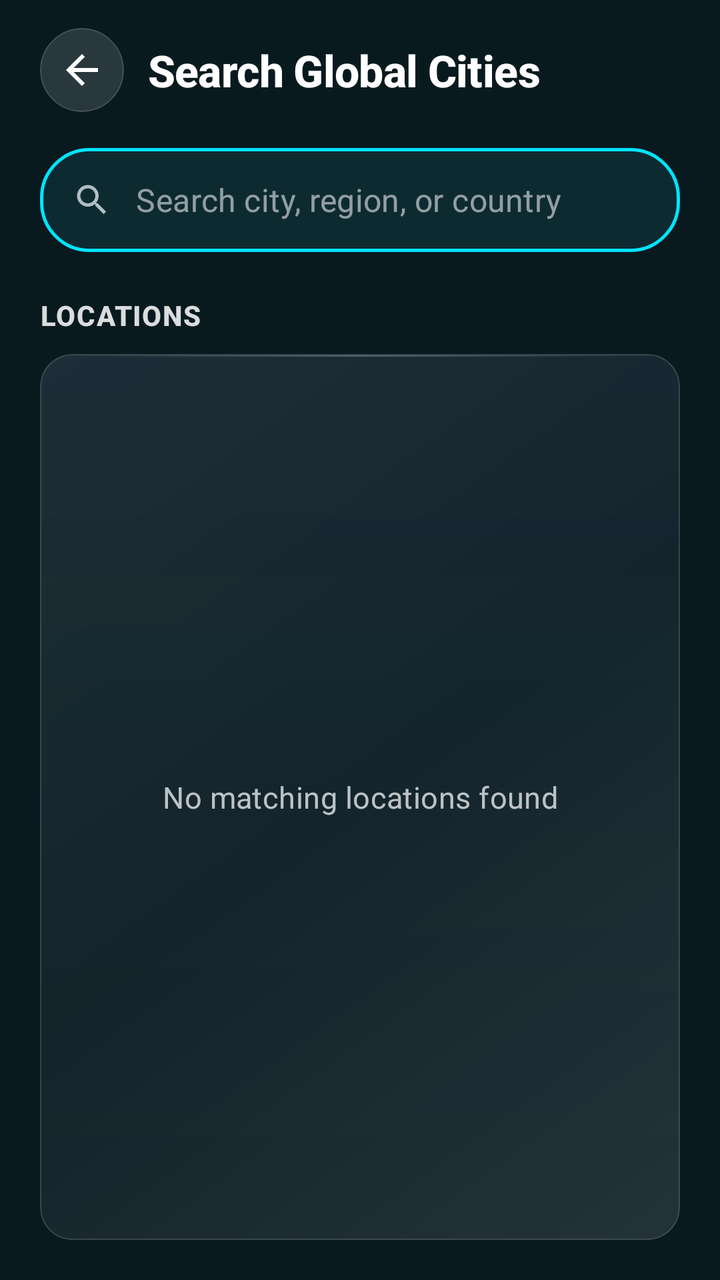
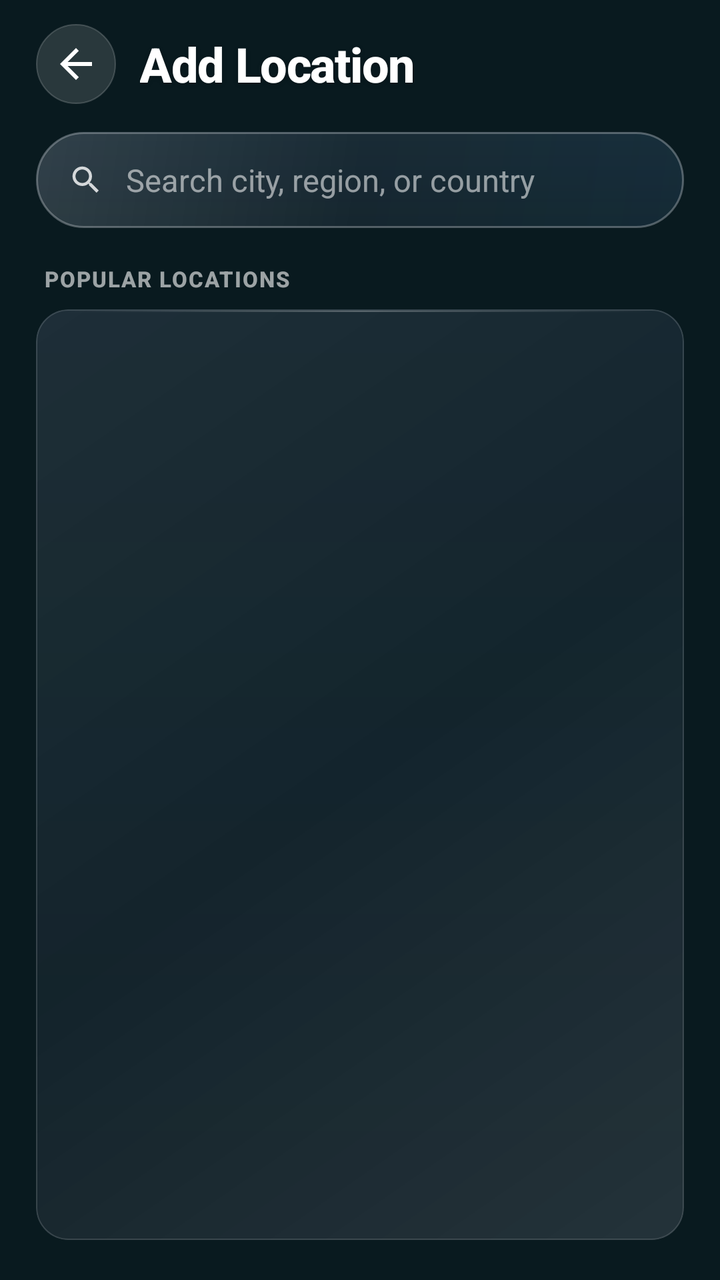

Compare the two renders of this Android layout. The source of the first and the diff that turns it into the second are given below.
<!-- AndroidManifest.xml: application theme Theme.K3Weather -->
<!-- res/layout/layout_search.xml -->
<?xml version="1.0" encoding="utf-8"?>
<LinearLayout xmlns:android="http://schemas.android.com/apk/res/android"
    xmlns:app="http://schemas.android.com/apk/res-auto"
    android:layout_width="match_parent"
    android:layout_height="match_parent"
    android:background="@android:color/transparent"
    android:orientation="vertical"
    android:paddingHorizontal="20dp"
    android:paddingTop="14dp"
    android:paddingBottom="20dp">

    
    <LinearLayout
        android:layout_width="match_parent"
        android:layout_height="wrap_content"
        android:gravity="center_vertical"
        android:orientation="horizontal"
        android:paddingBottom="18dp">

        <ImageButton
            android:id="@+id/backButton"
            android:layout_width="42dp"
            android:layout_height="42dp"
            android:background="@drawable/bg_circle_translucent"
            android:padding="10dp"
            android:contentDescription="Back"
            android:src="@drawable/ic_back"
            app:tint="@android:color/white" />

        <TextView
            android:layout_width="wrap_content"
            android:layout_height="wrap_content"
            android:layout_marginStart="12dp"
            android:text="@string/search_cities_title"
            android:textColor="@android:color/white"
            android:textSize="22sp"
            android:textStyle="bold"
            android:letterSpacing="-0.01"
            android:fontFamily="sans-serif-medium" />
    </LinearLayout>

    
    <LinearLayout
        android:layout_width="match_parent"
        android:layout_height="52dp"
        android:background="@drawable/bg_search_input"
        android:gravity="center_vertical"
        android:orientation="horizontal"
        android:paddingHorizontal="16dp">

        <ImageView
            android:layout_width="20dp"
            android:layout_height="20dp"
            android:layout_marginEnd="12dp"
            android:contentDescription="@null"
            android:src="@drawable/ic_search"
            app:tint="#B0BEC5" />

        <EditText
            android:id="@+id/searchInput"
            android:layout_width="0dp"
            android:layout_height="match_parent"
            android:layout_weight="1"
            android:background="@null"
            android:hint="@string/search_hint"
            android:imeOptions="actionSearch"
            android:inputType="textCapWords"
            android:singleLine="true"
            android:textColor="@android:color/white"
            android:textColorHint="#8CFFFFFF"
            android:textSize="16sp"
            android:letterSpacing="0.01"
            android:fontFamily="sans-serif" />

        <ImageButton
            android:id="@+id/clearButton"
            android:layout_width="36dp"
            android:layout_height="36dp"
            android:background="?attr/selectableItemBackgroundBorderless"
            android:contentDescription="Clear search"
            android:src="@drawable/ic_close"
            android:visibility="gone"
            app:tint="#B3FFFFFF" />
    </LinearLayout>

    
    <ProgressBar
        android:id="@+id/searchProgress"
        android:layout_width="32dp"
        android:layout_height="32dp"
        android:layout_gravity="center_horizontal"
        android:layout_marginTop="16dp"
        android:visibility="gone" />

    
    <TextView
        android:id="@+id/tvResultsHeader"
        android:layout_width="wrap_content"
        android:layout_height="wrap_content"
        android:layout_marginTop="22dp"
        android:layout_marginBottom="10dp"
        android:text="@string/search_results_header"
        android:textColor="#D9FFFFFF"
        android:textSize="14sp"
        android:textStyle="bold"
        android:letterSpacing="0.04"
        android:fontFamily="sans-serif-medium" />

    
    <FrameLayout
        android:layout_width="match_parent"
        android:layout_height="0dp"
        android:layout_weight="1"
        android:background="@drawable/bg_card_translucent"
        android:clipToOutline="true">

        <TextView
            android:id="@+id/emptyState"
            android:layout_width="match_parent"
            android:layout_height="wrap_content"
            android:layout_gravity="center"
            android:gravity="center"
            android:lineSpacingExtra="4dp"
            android:padding="28dp"
            android:text="@string/no_results"
            android:textColor="#B8FFFFFF"
            android:textSize="15sp"
            android:letterSpacing="0.01"
            android:visibility="visible" />

        <androidx.recyclerview.widget.RecyclerView
            android:id="@+id/searchResults"
            android:layout_width="match_parent"
            android:layout_height="match_parent"
            android:clipToPadding="false"
            android:overScrollMode="never"
            android:paddingVertical="4dp"
            app:layoutManager="androidx.recyclerview.widget.LinearLayoutManager" />
    </FrameLayout>

</LinearLayout>
<!-- resources referenced by this layout -->
<resources>
  <!-- drawable bg_circle_translucent (drawable) -->
  <?xml version="1.0" encoding="utf-8"?>
  <shape xmlns:android="http://schemas.android.com/apk/res/android" android:shape="oval">
      <solid android:color="#21FFFFFF" />
      <stroke
          android:width="0.8dp"
          android:color="#2EFFFFFF" />
  </shape>
  <!-- drawable bg_search_input (drawable) -->
  <shape xmlns:android="http://schemas.android.com/apk/res/android"
      android:shape="rectangle">
      <solid android:color="#D00F2E35" />
      <corners android:radius="24dp" />
      <stroke
          android:width="1.5dp"
          android:color="#00E5FF" />
  </shape>
  <!-- drawable ic_back (drawable) -->
  <vector xmlns:android="http://schemas.android.com/apk/res/android"
      android:width="24dp"
      android:height="24dp"
      android:viewportWidth="24"
      android:viewportHeight="24">
      <path
          android:fillColor="#FFFFFF"
          android:pathData="M20,11H7.83l5.59,-5.59L12,4l-8,8 8,8 1.41,-1.41L7.83,13H20v-2z"/>
  </vector>
  <!-- drawable ic_close (drawable) -->
  <vector xmlns:android="http://schemas.android.com/apk/res/android"
      android:width="24dp"
      android:height="24dp"
      android:viewportWidth="24"
      android:viewportHeight="24">
      <path
          android:fillColor="#FFFFFF"
          android:pathData="M19,6.41L17.59,5 12,10.59 6.41,5 5,6.41 10.59,12 5,17.59 6.41,19 12,13.41 17.59,19 19,17.59 13.41,12z"/>
  </vector>
  <!-- drawable ic_search (drawable) -->
  <vector xmlns:android="http://schemas.android.com/apk/res/android"
      android:width="24dp"
      android:height="24dp"
      android:viewportWidth="24"
      android:viewportHeight="24">
      <path
          android:fillColor="#FFFFFF"
          android:pathData="M15.5,14h-0.79l-0.28,-0.27C15.41,12.59 16,11.11 16,9.5 16,5.91 13.09,3 9.5,3S3,5.91 3,9.5 5.91,16 9.5,16c1.61,0 3.09,-0.59 4.23,-1.57l0.27,0.28v0.79l5,4.99L20.49,19l-4.99,-5zM9.5,14C7.01,14 5,11.99 5,9.5S7.01,5 9.5,5 14,7.01 14,9.5 11.99,14 9.5,14z"/>
  </vector>
  <string name="no_results">No matching locations found</string>
  <string name="search_cities_title">Search Global Cities</string>
  <string name="search_hint">Search city, region, or country</string>
  <string name="search_results_header">LOCATIONS</string>
  <style name="Theme.K3Weather" parent="Theme.MaterialComponents.DayNight.NoActionBar">
          <item name="colorPrimary">@color/primary_teal</item>
          <item name="colorPrimaryVariant">@color/primary_dark_teal</item>
          <item name="colorSecondary">@color/accent_cyan</item>
          <item name="android:statusBarColor">@android:color/transparent</item>
          <item name="android:navigationBarColor">@android:color/transparent</item>
          <item name="android:windowBackground">@color/primary_dark_teal</item>
          <item name="android:windowLightStatusBar">false</item>
          <item name="android:windowDrawsSystemBarBackgrounds">true</item>
      </style>
  <color name="primary_teal">#0F2C33</color>
  <color name="primary_dark_teal">#091A1F</color>
  <color name="accent_cyan">#00E5FF</color>
  <!-- unchanged entries left out for length: 1 -->
</resources>

<!-- the commit's change to res/layout/layout_search.xml (unified diff, before → after) -->
@@ -5,8 +5,8 @@
     android:layout_height="match_parent"
     android:background="@android:color/transparent"
     android:orientation="vertical"
-    android:paddingHorizontal="20dp"
-    android:paddingTop="14dp"
+    android:paddingHorizontal="18dp"
+    android:paddingTop="12dp"
     android:paddingBottom="20dp">
 
     
@@ -15,15 +15,15 @@
         android:layout_height="wrap_content"
         android:gravity="center_vertical"
         android:orientation="horizontal"
-        android:paddingBottom="18dp">
+        android:paddingBottom="14dp">
 
         <ImageButton
             android:id="@+id/backButton"
-            android:layout_width="42dp"
-            android:layout_height="42dp"
+            android:layout_width="40dp"
+            android:layout_height="40dp"
             android:background="@drawable/bg_circle_translucent"
-            android:padding="10dp"
-            android:contentDescription="Back"
+            android:padding="9dp"
+            android:contentDescription="@string/close"
             android:src="@drawable/ic_back"
             app:tint="@android:color/white" />
 
@@ -33,28 +33,33 @@
             android:layout_marginStart="12dp"
             android:text="@string/search_cities_title"
             android:textColor="@android:color/white"
-            android:textSize="22sp"
+            android:textSize="24sp"
             android:textStyle="bold"
-            android:letterSpacing="-0.01"
+            android:letterSpacing="-0.02"
+            android:shadowColor="#33000000"
+            android:shadowDx="0"
+            android:shadowDy="2"
+            android:shadowRadius="6"
             android:fontFamily="sans-serif-medium" />
     </LinearLayout>
 
     
     <LinearLayout
+        android:id="@+id/searchBarContainer"
         android:layout_width="match_parent"
-        android:layout_height="52dp"
+        android:layout_height="48dp"
         android:background="@drawable/bg_search_input"
         android:gravity="center_vertical"
         android:orientation="horizontal"
         android:paddingHorizontal="16dp">
 
         <ImageView
-            android:layout_width="20dp"
-            android:layout_height="20dp"
-            android:layout_marginEnd="12dp"
+            android:layout_width="18dp"
+            android:layout_height="18dp"
+            android:layout_marginEnd="11dp"
             android:contentDescription="@null"
             android:src="@drawable/ic_search"
-            app:tint="#B0BEC5" />
+            app:tint="#CCFFFFFF" />
 
         <EditText
             android:id="@+id/searchInput"
@@ -68,42 +73,43 @@
             android:singleLine="true"
             android:textColor="@android:color/white"
             android:textColorHint="#8CFFFFFF"
-            android:textSize="16sp"
-            android:letterSpacing="0.01"
+            android:textSize="15.5sp"
             android:fontFamily="sans-serif" />
+
+        
+        <ProgressBar
+            android:id="@+id/searchProgress"
+            android:layout_width="18dp"
+            android:layout_height="18dp"
+            android:layout_marginEnd="6dp"
+            android:indeterminateTint="@android:color/white"
+            android:visibility="gone" />
 
         <ImageButton
             android:id="@+id/clearButton"
-            android:layout_width="36dp"
-            android:layout_height="36dp"
-            android:background="?attr/selectableItemBackgroundBorderless"
+            android:layout_width="28dp"
+            android:layout_height="28dp"
+            android:background="@drawable/bg_circle_translucent"
+            android:padding="6dp"
             android:contentDescription="Clear search"
             android:src="@drawable/ic_close"
             android:visibility="gone"
-            app:tint="#B3FFFFFF" />
+            app:tint="@android:color/white" />
     </LinearLayout>
-
-    
-    <ProgressBar
-        android:id="@+id/searchProgress"
-        android:layout_width="32dp"
-        android:layout_height="32dp"
-        android:layout_gravity="center_horizontal"
-        android:layout_marginTop="16dp"
-        android:visibility="gone" />
 
     
     <TextView
         android:id="@+id/tvResultsHeader"
         android:layout_width="wrap_content"
         android:layout_height="wrap_content"
-        android:layout_marginTop="22dp"
-        android:layout_marginBottom="10dp"
-        android:text="@string/search_results_header"
-        android:textColor="#D9FFFFFF"
-        android:textSize="14sp"
+        android:layout_marginTop="18dp"
+        android:layout_marginBottom="8dp"
+        android:layout_marginStart="4dp"
+        android:text="@string/popular_locations_header"
+        android:textColor="#99FFFFFF"
+        android:textSize="11sp"
         android:textStyle="bold"
-        android:letterSpacing="0.04"
+        android:letterSpacing="0.06"
         android:fontFamily="sans-serif-medium" />
 
     
@@ -126,7 +132,7 @@
             android:textColor="#B8FFFFFF"
             android:textSize="15sp"
             android:letterSpacing="0.01"
-            android:visibility="visible" />
+            android:visibility="gone" />
 
         <androidx.recyclerview.widget.RecyclerView
             android:id="@+id/searchResults"
<!-- resource entries referenced after the edit -->
@@ -9,14 +9,35 @@
           android:color="#2EFFFFFF" />
   </shape>
   <!-- drawable bg_search_input (drawable) -->
-  <shape xmlns:android="http://schemas.android.com/apk/res/android"
-      android:shape="rectangle">
-      <solid android:color="#D00F2E35" />
-      <corners android:radius="24dp" />
-      <stroke
-          android:width="1.5dp"
-          android:color="#00E5FF" />
-  </shape>
+  <?xml version="1.0" encoding="utf-8"?>
+  <layer-list xmlns:android="http://schemas.android.com/apk/res/android">
+      
+      <item>
+          <shape android:shape="rectangle">
+              <gradient
+                  android:angle="270"
+                  android:startColor="#4D1A324C"
+                  android:endColor="#40102236"
+                  android:type="linear" />
+              <corners android:radius="999dp" />
+          </shape>
+      </item>
+      
+      <item>
+          <shape android:shape="rectangle">
+              <gradient
+                  android:angle="315"
+                  android:startColor="#24FFFFFF"
+                  android:centerColor="#0AFFFFFF"
+                  android:endColor="#127DD3FC"
+                  android:type="linear" />
+              <stroke
+                  android:width="0.9dp"
+                  android:color="#47FFFFFF" />
+              <corners android:radius="999dp" />
+          </shape>
+      </item>
+  </layer-list>
   <!-- drawable ic_back (drawable) -->
   <vector xmlns:android="http://schemas.android.com/apk/res/android"
       android:width="24dp"
@@ -47,10 +68,11 @@
           android:fillColor="#FFFFFF"
           android:pathData="M15.5,14h-0.79l-0.28,-0.27C15.41,12.59 16,11.11 16,9.5 16,5.91 13.09,3 9.5,3S3,5.91 3,9.5 5.91,16 9.5,16c1.61,0 3.09,-0.59 4.23,-1.57l0.27,0.28v0.79l5,4.99L20.49,19l-4.99,-5zM9.5,14C7.01,14 5,11.99 5,9.5S7.01,5 9.5,5 14,7.01 14,9.5 11.99,14 9.5,14z"/>
   </vector>
+  <string name="close">Close</string>
   <string name="no_results">No matching locations found</string>
-  <string name="search_cities_title">Search Global Cities</string>
+  <string name="popular_locations_header">POPULAR LOCATIONS</string>
+  <string name="search_cities_title">Add Location</string>
   <string name="search_hint">Search city, region, or country</string>
-  <string name="search_results_header">LOCATIONS</string>
   <style name="Theme.K3Weather" parent="Theme.MaterialComponents.DayNight.NoActionBar">
           <item name="colorPrimary">@color/primary_teal</item>
           <item name="colorPrimaryVariant">@color/primary_dark_teal</item>
